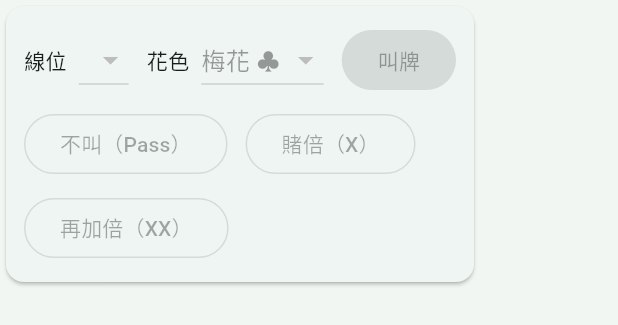
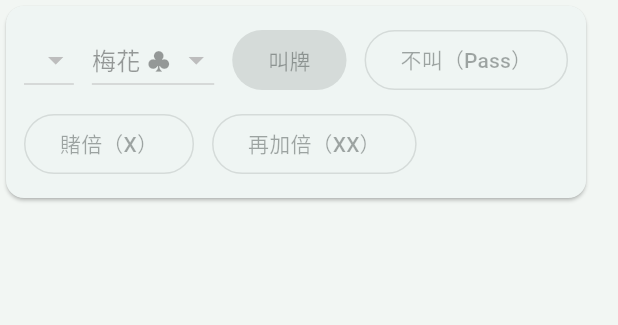
Before and after one commit to KuroNekoLi/Bridge-Academy, a Flutter app: the BridgeBiddingBox widget shown alone on an empty page, opened directly with empty values, on a phone screen of 412 x 824 dp. Shown: the top 325 px of the screen. Run offline on Flutter 3.47's test engine with Material 3 defaults, Android fonts, the phone set to English and light mode, and no system bars; our stand-ins replace flutter_secure_storage, shared_preferences, sqflite; missing offline and left inert: cryptography; accounts and stored records are empty.

Commit message:
fix(ui): prevent A3 bidding controls overflow at 320px

```diff
--- a/apps/bridge_academy_flutter/lib/src/widgets/bridge_bidding_box.dart
+++ b/apps/bridge_academy_flutter/lib/src/widgets/bridge_bidding_box.dart
@@ -5,7 +5,8 @@ import '../app_copy.dart';
 
 /// Controlled auction UI. The caller owns the selection; Bridge Core owns
 /// legality and session state. An enabled call is not necessarily a legal call
-/// until the reducer accepts it. A future Core legalCalls projection can
+/// until the reducer accepts it. Selectors are direct Wrap children to avoid
+/// horizontal Row overflow at 320px. A future Core legalCalls projection can
 /// disable individual calls without duplicating auction rules in Flutter.
 class BridgeBiddingBox extends StatelessWidget {
   const BridgeBiddingBox({
@@ -37,12 +38,9 @@ class BridgeBiddingBox extends StatelessWidget {
             runSpacing: 8,
             crossAxisAlignment: WrapCrossAlignment.center,
             children: [
-              Row(
-                mainAxisSize: MainAxisSize.min,
-                children: [
-                  Text(copy.t('level')),
-                  const SizedBox(width: 8),
-                  DropdownButton<int>(
+              Tooltip(
+                message: copy.t('level'),
+                child: DropdownButton<int>(
                   key: const Key('bid_level'),
                   value: selectedLevel,
                   items: [
@@ -55,14 +53,10 @@ class BridgeBiddingBox extends StatelessWidget {
                         }
                       : null,
                 ),
-                ],
               ),
-              Row(
-                mainAxisSize: MainAxisSize.min,
-                children: [
-                  Text(copy.t('strain')),
-                  const SizedBox(width: 8),
-                  DropdownButton<Strain>(
+              Tooltip(
+                message: copy.t('strain'),
+                child: DropdownButton<Strain>(
                   key: const Key('bid_strain'),
                   value: selectedStrain,
                   items: [
@@ -78,7 +72,6 @@ class BridgeBiddingBox extends StatelessWidget {
                         }
                       : null,
                 ),
-                ],
               ),
               FilledButton(
                 key: const Key('make_bid'),
```
Also changed, not shown: 2 other files. Lines whose indentation alone changed are shown as unchanged.
